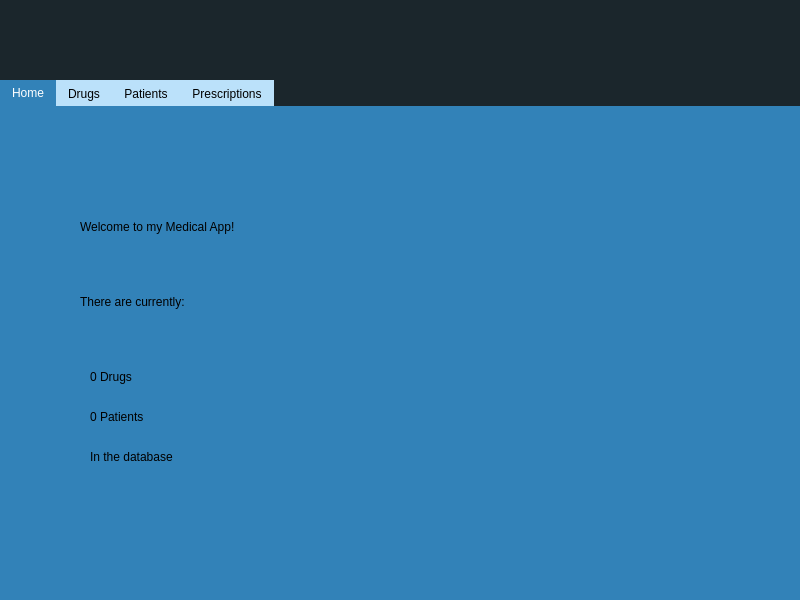
Above: mainWindow.ui from jordanhenry92/Medical-Application before the change. Below: the same form after it.
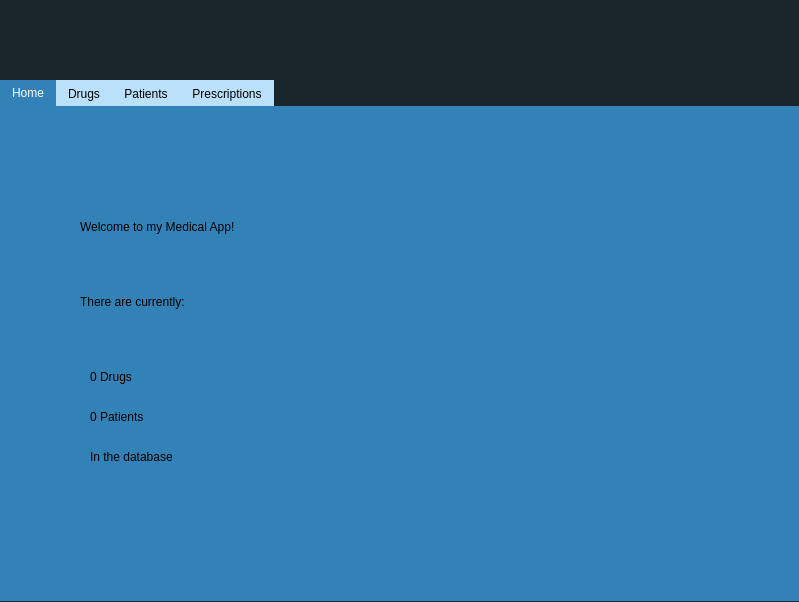
That is the form after the change. Icons and pictures are not drawn.

```diff
--- a/mainWindow.ui
+++ b/mainWindow.ui
@@ -6,8 +6,8 @@
    <rect>
     <x>0</x>
     <y>0</y>
-    <width>800</width>
-    <height>600</height>
+    <width>799</width>
+    <height>602</height>
    </rect>
   </property>
   <property name="windowTitle">
```
